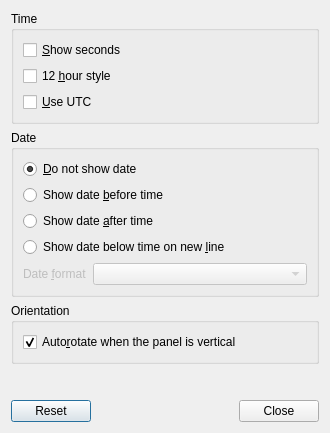
This is src/panel_clock/ui/lxqtclockconfiguration.ui in MoonLightDE/mlde.d.moonlightde as Qt 5 draws it before an edit. The edited form follows.
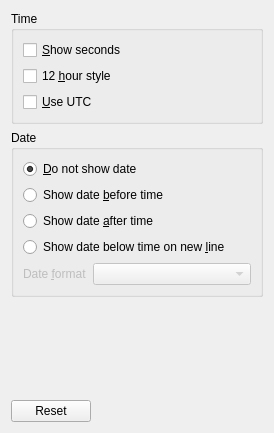
This is the edited form.

Commit message: Fix clock configuration widget.

```diff
--- a/src/panel_clock/ui/lxqtclockconfiguration.ui
+++ b/src/panel_clock/ui/lxqtclockconfiguration.ui
@@ -1,12 +1,12 @@
 <?xml version="1.0" encoding="UTF-8"?>
 <ui version="4.0">
  <class>LxQtClockConfiguration</class>
- <widget class="QDialog" name="LxQtClockConfiguration">
+ <widget class="QWidget" name="LxQtClockConfiguration">
   <property name="geometry">
    <rect>
     <x>0</x>
     <y>0</y>
-    <width>330</width>
+    <width>274</width>
     <height>433</height>
    </rect>
   </property>
@@ -104,25 +104,6 @@
      </layout>
     </widget>
    </item>
-   <item>
-    <widget class="QGroupBox" name="orientationGB">
-     <property name="title">
-      <string>Orientation</string>
-     </property>
-     <layout class="QVBoxLayout" name="verticalLayout_3">
-      <item>
-       <widget class="QCheckBox" name="autorotateCB">
-        <property name="text">
-         <string>Auto&amp;rotate when the panel is vertical</string>
-        </property>
-        <property name="checked">
-         <bool>true</bool>
-        </property>
-       </widget>
-      </item>
-     </layout>
-    </widget>
-   </item>
    <item>
     <spacer name="verticalSpacer">
      <property name="orientation">
@@ -142,7 +123,7 @@
       <enum>Qt::Horizontal</enum>
      </property>
      <property name="standardButtons">
-      <set>QDialogButtonBox::Close|QDialogButtonBox::Reset</set>
+      <set>QDialogButtonBox::Reset</set>
      </property>
     </widget>
    </item>
```
Left out of the diff: 36 changed lines with no effect on the pictures. The commit also changes 4 other files.
